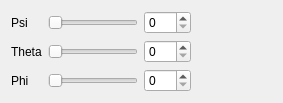
Old version of the form code/nel/tools/3d/object_viewer_qt/src/basic_edit_form.ui in the repository ryzom/ryzomcore.
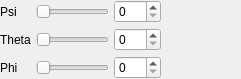
New version of the form. Custom widgets are drawn as their Qt base class.

Patch:
```diff
--- a/code/nel/tools/3d/object_viewer_qt/src/basic_edit_form.ui
+++ b/code/nel/tools/3d/object_viewer_qt/src/basic_edit_form.ui
@@ -6,14 +6,20 @@
    <rect>
     <x>0</x>
     <y>0</y>
-    <width>283</width>
-    <height>99</height>
+    <width>241</width>
+    <height>75</height>
    </rect>
   </property>
   <property name="windowTitle">
    <string>Form</string>
   </property>
   <layout class="QGridLayout" name="gridLayout">
+   <property name="margin">
+    <number>0</number>
+   </property>
+   <property name="spacing">
+    <number>5</number>
+   </property>
    <item row="0" column="0">
     <widget class="QLabel" name="label">
      <property name="text">
```
